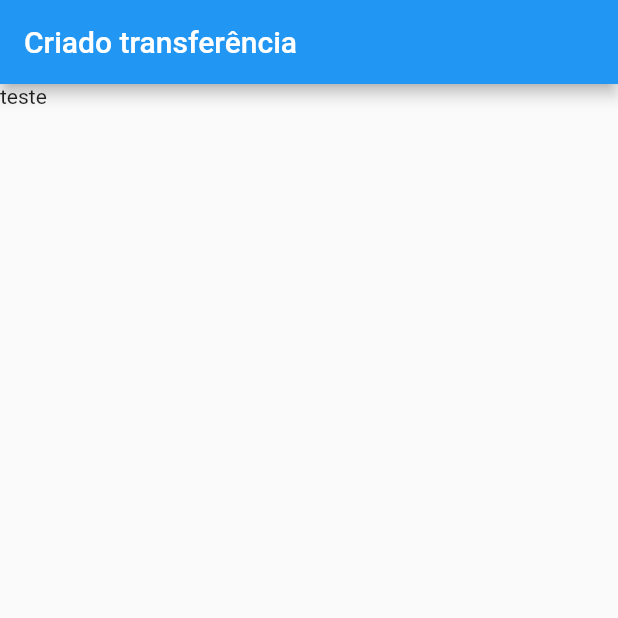
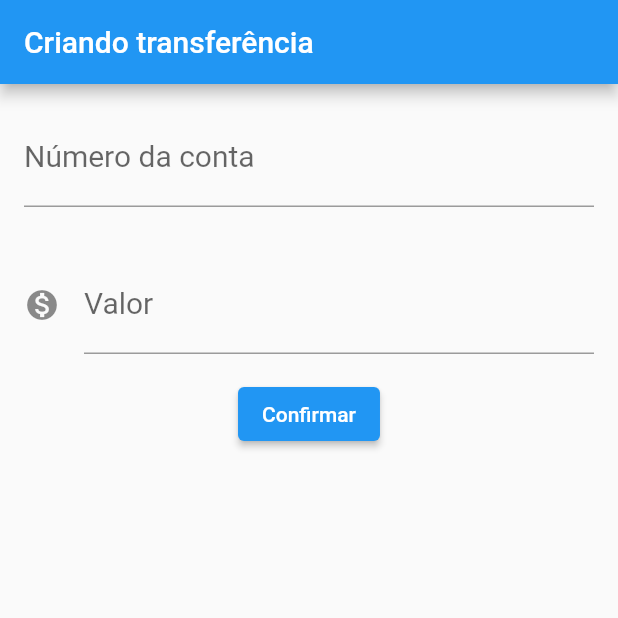
Before and after one commit to Gabriel-Simon07/Flutter, a Flutter app: the screen it shows after launch, on a phone screen of 412 x 824 dp, the top half of it. Run offline on Flutter 3.47's test engine with Material 2 defaults, Android fonts, the phone set to English and light mode, and no system bars.

Commit message:
Button add transfers implemented

```diff
--- a/lib/main.dart
+++ b/lib/main.dart
@@ -1,4 +1,3 @@
-import 'dart:html';
 
 import 'package:flutter/material.dart';
 
@@ -69,7 +68,41 @@ class FormularioTransferencia extends StatelessWidget {
   @override
   Widget build(BuildContext context) {
     return Scaffold(
-      appBar: AppBar(title: Text('Criado transferência'),),
-        body: Text('teste'));
+      appBar: AppBar(title: Text('Criando transferência'),),
+        body: Column(
+          children: [
+            Padding(
+              padding: const EdgeInsets.all(16.0),
+              child: TextField(
+                style: TextStyle(
+                 fontSize: 20.0
+                ),
+                decoration: InputDecoration(
+                  labelText: 'Número da conta',
+                  hintText: '0000'
+                ),
+                  keyboardType: TextInputType.number,
+              ),
+            ),Padding(
+              padding: const EdgeInsets.all(16.0),
+              child: TextField(
+                style: TextStyle(
+                 fontSize: 20.0
+                ),
+                decoration: InputDecoration(
+                  icon: Icon(Icons.monetization_on),
+                  labelText: 'Valor',
+                  hintText: '0.00'
+                ),
+                  keyboardType: TextInputType.number,
+              ),
+            ),
+            ElevatedButton(
+              onPressed: () => ListaTransferencias(),
+                child: Text(
+              'Confirmar'
+            ))
+          ],
+        ));
   }
 }
```
